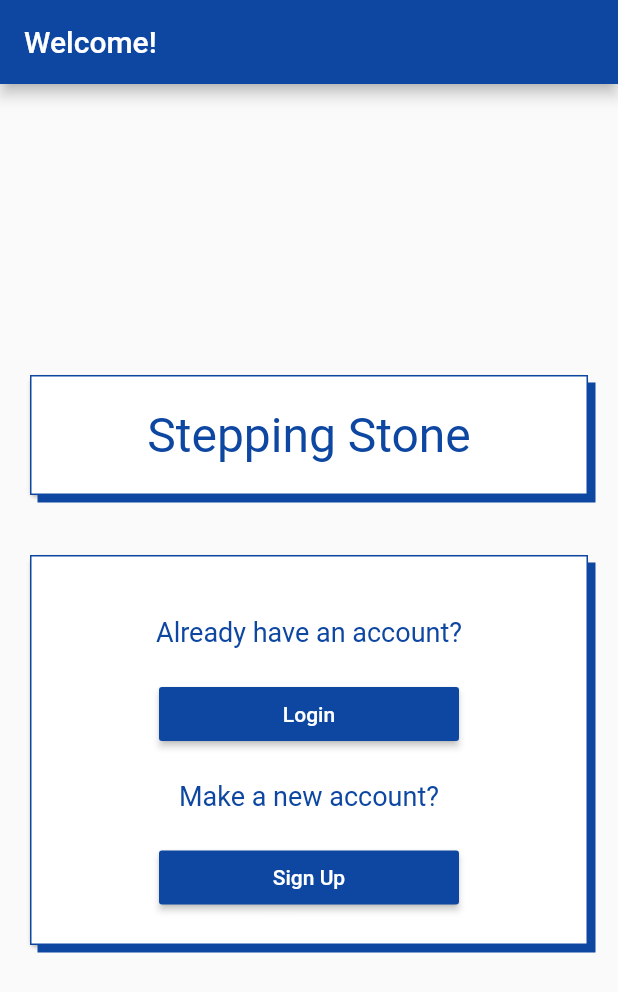
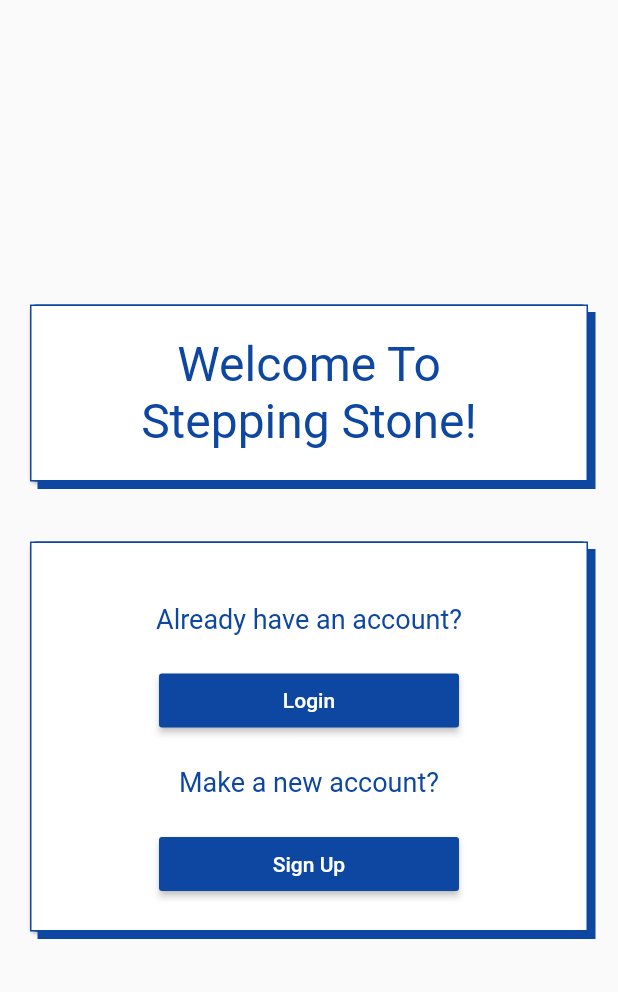
Before and after one commit to mbarbas11/stepping-stone-flutter, a Flutter app: the screen it shows after launch, on a phone screen of 412 x 824 dp. Shown: the top 992 px of the screen. Run offline on Flutter 3.47's test engine with Material 2 defaults, Android fonts, the phone set to English and light mode, and no system bars; our stand-ins replace email_validator.

Commit message:
Add files via upload

```diff
--- a/lib/pages/start.dart
+++ b/lib/pages/start.dart
@@ -17,16 +17,18 @@ class _LoadPageState extends State<LoadPage>{
   @override
   Widget build(BuildContext context){
     return Scaffold(
-      appBar: AppBar(
-        title: Text("Welcome!", textAlign: TextAlign.center,),
-      ),
       body: Container(
         child: Column(
           mainAxisAlignment: MainAxisAlignment.center,
           children: <Widget>[
             AppCard(
               child: Center(
-              child: Text("Stepping Stone", style: TextStyle(fontSize: 32.0, color: selection), textAlign: TextAlign.center,),
+                child: Column(
+                  children: <Widget>[
+                    Text("Welcome To", style: TextStyle(fontSize: 32.0, color: selection), textAlign: TextAlign.center,),
+                    Text("Stepping Stone!", style: TextStyle(fontSize: 32.0, color: selection), textAlign: TextAlign.center,),
+                  ]
+                ),
               ),
             ),
             AppCard(
```
Lines whose indentation alone changed are shown as unchanged.
